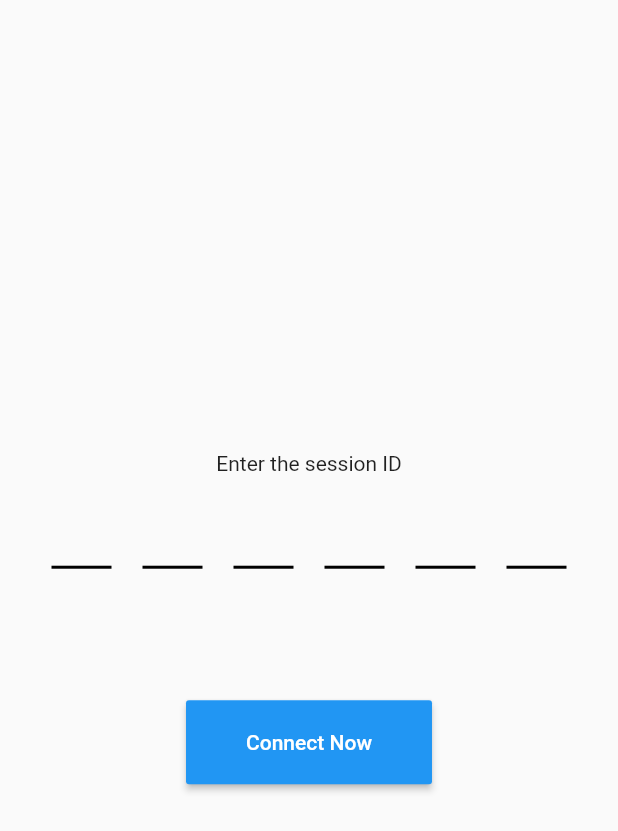
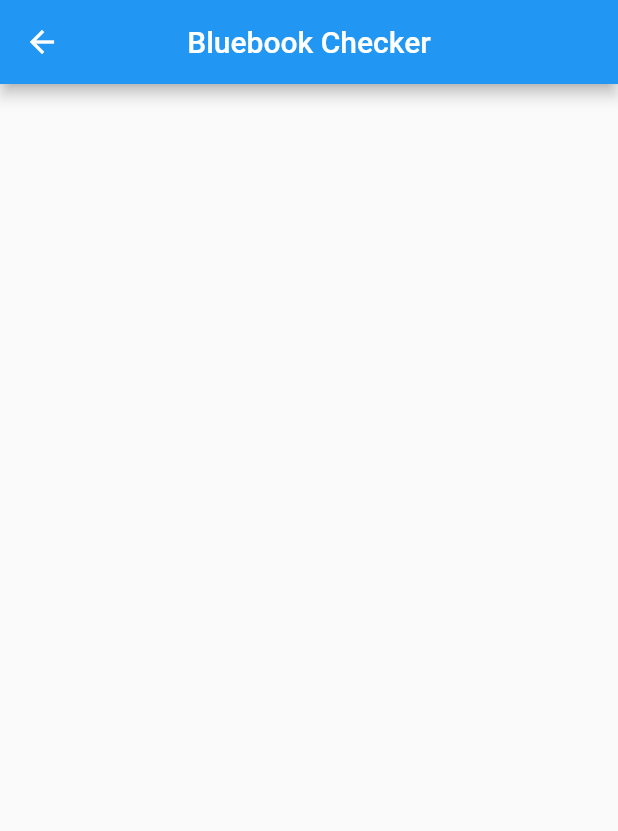
Before and after one commit to jvgervacio/umtc-bluebook-checker-app, a Flutter app: the screen it shows after launch, after a tap on "Connect Now", on a phone screen of 412 x 824 dp. Shown: the top 831 px of the screen. Run offline on Flutter 3.47's test engine with Material 2 defaults, Android fonts, the phone set to English and light mode, and no system bars; drawn by our look-alikes of pin_code_fields; our stand-ins replace flutter_screenutil.

Commit message:
added dashboard

```diff
--- a/umtc_bluebook_checker_app/lib/route/app_route.dart
+++ b/umtc_bluebook_checker_app/lib/route/app_route.dart
@@ -1,12 +1,16 @@
 import 'package:flutter/material.dart';
+import 'package:umtc_bluebook_checker_app/screen/dashboard/dashboard_screen.dart';
 import 'package:umtc_bluebook_checker_app/screen/login/login_screen.dart';
 
 const String sessionLogin = 'session_login';
+const String dashboard = 'dashboard';
 
 Route<dynamic> onGenerateRoute(RouteSettings settings) {
   switch (settings.name) {
     case sessionLogin:
       return MaterialPageRoute(builder: ((context) => const LoginScreen()));
+    case dashboard:
+      return MaterialPageRoute(builder: ((context) => const DashboardScreen()));
     default:
       throw ('This route does not exist!');
   }
--- /dev/null
+++ b/umtc_bluebook_checker_app/lib/screen/dashboard/dashboard_screen.dart
@@ -0,0 +1,22 @@
+import 'package:flutter/material.dart';
+
+class DashboardScreen extends StatefulWidget {
+  const DashboardScreen({Key? key}) : super(key: key);
+
+  @override
+  State<DashboardScreen> createState() => _DashboardSreenState();
+}
+
+class _DashboardSreenState extends State<DashboardScreen> {
+  @override
+  Widget build(BuildContext context) {
+    return Scaffold(
+      appBar: AppBar(
+        title: const Text('Bluebook Checker'),
+        backgroundColor: Colors.blue,
+        centerTitle: true,
+      ),
+      body: Container(),
+    );
+  }
+}
--- a/umtc_bluebook_checker_app/lib/screen/login/login_screen.dart
+++ b/umtc_bluebook_checker_app/lib/screen/login/login_screen.dart
@@ -3,6 +3,7 @@
 import 'package:flutter/material.dart';
 import 'package:pin_code_fields/pin_code_fields.dart';
 import 'package:flutter_screenutil/flutter_screenutil.dart';
+import 'package:umtc_bluebook_checker_app/route/app_route.dart' as route;
 
 class LoginScreen extends StatefulWidget {
   const LoginScreen({Key? key}) : super(key: key);
@@ -67,8 +68,10 @@
                   height: 60.h,
                 ),
                 MaterialButton(
-                  onPressed: () => {},
-                  padding: const EdgeInsets.fromLTRB(40, 20, 40, 20),
+                  onPressed: () =>
+                      Navigator.of(context).pushNamed(route.dashboard),
+                  padding:
+                      const EdgeInsets.symmetric(horizontal: 40, vertical: 20),
                   color: Colors.blue,
                   textColor: Colors.white,
                   child: const Text("Connect Now"),
--- a/umtc_bluebook_checker_app/pubspec.yaml
+++ b/umtc_bluebook_checker_app/pubspec.yaml
@@ -40,6 +40,7 @@
   line_icons: ^2.0.1
   loading_animation_widget: ^1.1.0+3
   flutter_screenutil: ^5.3.1
+
 
 dev_dependencies:
   flutter_test:
```
Also changed, not shown: umtc_bluebook_checker_app/lib/bloc/connection_bloc.dart (added), umtc_bluebook_checker_app/lib/bloc/connection_event.dart (added), umtc_bluebook_checker_app/lib/bloc/connection_state.dart (added).
